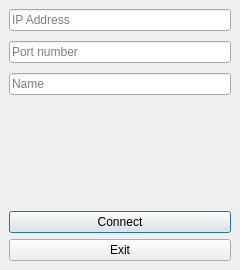
Qt form gui/connectwindow.ui (AtanasCh/ChessClientAsynchronous) before a commit.
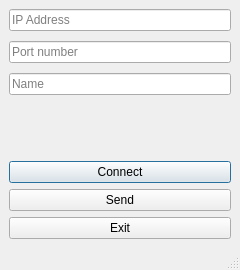
The same form after that commit.

Commit message: Added basic TCP sockets. 2 = Connected, 0 = Not connected.

The edit to the form file:
```diff
--- a/gui/connectwindow.ui
+++ b/gui/connectwindow.ui
@@ -99,6 +99,13 @@
       </property>
      </widget>
     </item>
+    <item>
+     <widget class="QPushButton" name="sendButton">
+      <property name="text">
+       <string>Send</string>
+      </property>
+     </widget>
+    </item>
     <item>
      <widget class="QPushButton" name="exitButton">
       <property name="sizePolicy">
@@ -114,6 +121,7 @@
     </item>
    </layout>
   </widget>
+  <widget class="QStatusBar" name="statusBar"/>
  </widget>
  <resources/>
  <connections/>
```
The commit also changes 2 other files.
